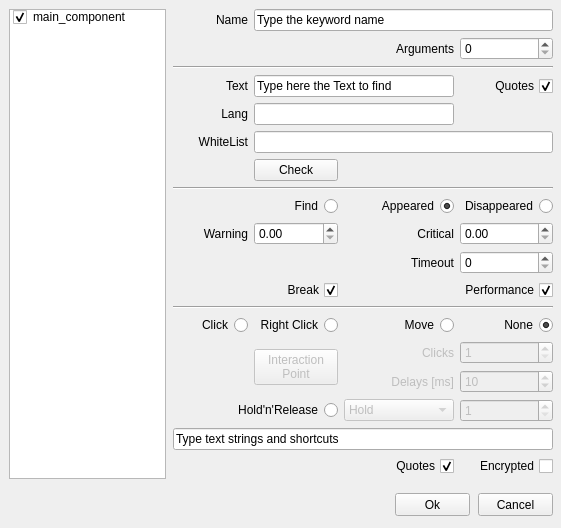
This is alyvix/extra/robotide/qt_ui/alyvix_text_finder_properties_view.ui in alyvix/alyvix as Qt 5 draws it before an edit. The edited form follows.
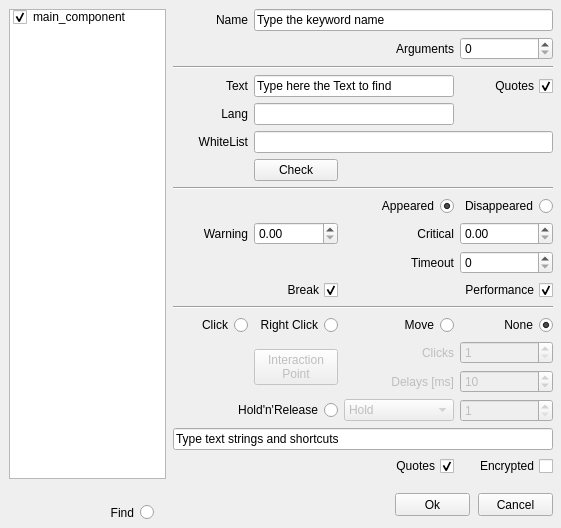
This is the edited form.

```diff
--- a/alyvix/extra/robotide/qt_ui/alyvix_text_finder_properties_view.ui
+++ b/alyvix/extra/robotide/qt_ui/alyvix_text_finder_properties_view.ui
@@ -485,22 +485,6 @@
      </rect>
     </property>
     <layout class="QGridLayout" name="gridLayout">
-     <item row="9" column="2">
-      <widget class="QRadioButton" name="wait_radio">
-       <property name="layoutDirection">
-        <enum>Qt::RightToLeft</enum>
-       </property>
-       <property name="text">
-        <string>Appeared</string>
-       </property>
-       <property name="checked">
-        <bool>true</bool>
-       </property>
-       <attribute name="buttonGroup">
-        <string notr="true">buttonGroup_5</string>
-       </attribute>
-      </widget>
-     </item>
      <item row="19" column="3">
       <widget class="QCheckBox" name="text_encrypted">
        <property name="layoutDirection">
@@ -805,19 +789,6 @@
        </item>
       </widget>
      </item>
-     <item row="9" column="1">
-      <widget class="QRadioButton" name="find_radio">
-       <property name="layoutDirection">
-        <enum>Qt::RightToLeft</enum>
-       </property>
-       <property name="text">
-        <string>Find</string>
-       </property>
-       <attribute name="buttonGroup">
-        <string notr="true">buttonGroup_5</string>
-       </attribute>
-      </widget>
-     </item>
      <item row="9" column="3">
       <widget class="QRadioButton" name="wait_disapp_radio">
        <property name="layoutDirection">
@@ -950,6 +921,22 @@
        </property>
       </widget>
      </item>
+     <item row="9" column="0" colspan="3">
+      <widget class="QRadioButton" name="wait_radio">
+       <property name="layoutDirection">
+        <enum>Qt::RightToLeft</enum>
+       </property>
+       <property name="text">
+        <string>Appeared</string>
+       </property>
+       <property name="checked">
+        <bool>true</bool>
+       </property>
+       <attribute name="buttonGroup">
+        <string notr="true">buttonGroup_5</string>
+       </attribute>
+      </widget>
+     </item>
     </layout>
    </widget>
   </widget>
@@ -1088,6 +1075,25 @@
     <number>9999</number>
    </property>
   </widget>
+  <widget class="QRadioButton" name="find_radio">
+   <property name="geometry">
+    <rect>
+     <x>66</x>
+     <y>504</y>
+     <width>88</width>
+     <height>17</height>
+    </rect>
+   </property>
+   <property name="layoutDirection">
+    <enum>Qt::RightToLeft</enum>
+   </property>
+   <property name="text">
+    <string>Find</string>
+   </property>
+   <attribute name="buttonGroup">
+    <string notr="true">buttonGroup_5</string>
+   </attribute>
+  </widget>
  </widget>
  <resources/>
  <connections/>
```
Left out of the diff: 4 changed lines with no effect on the pictures.
